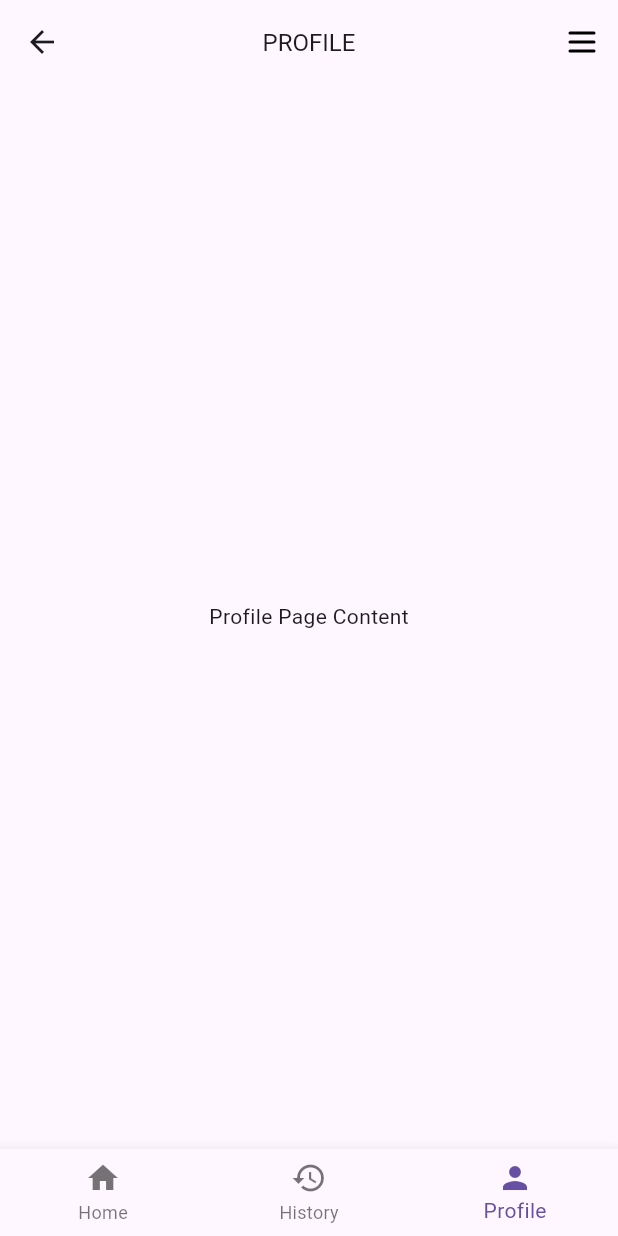
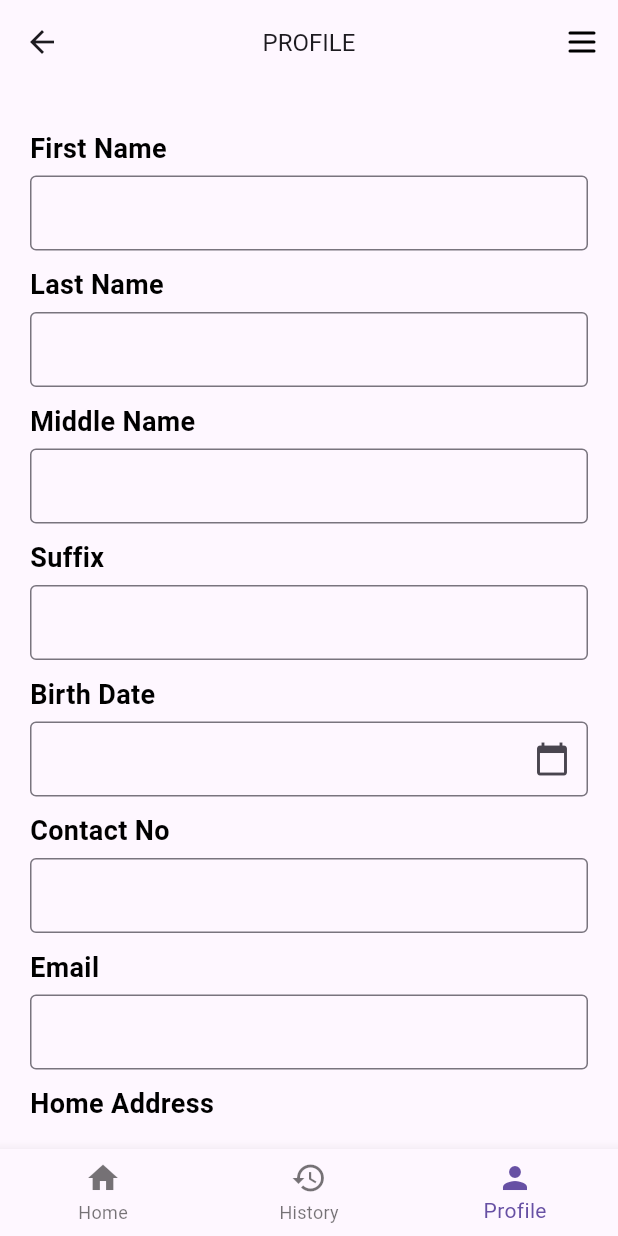
Before and after one commit to ipetersenpai/Donation-Flutter-App, a Flutter app: the screen it shows after launch, swiped to page 3, on a phone screen of 412 x 824 dp. Run offline on Flutter 3.47's test engine with Material 3 defaults, Android fonts, the phone set to English and light mode, and no system bars; our stand-ins replace flutter_svg.

Commit message:
feat:profile page content added

```diff
--- a/lib/pages/donate_page.dart
+++ b/lib/pages/donate_page.dart
@@ -1,6 +1,6 @@
 import 'package:flutter/material.dart';
-import 'package:flutter/services.dart'; // Make sure this import is included
-import 'package:flutter_svg/flutter_svg.dart'; // Import this for SVG images
+import 'package:flutter/services.dart';
+import 'package:flutter_svg/flutter_svg.dart';
 
 class DonatePage extends StatefulWidget {
   final String donationCategory;
@@ -26,8 +26,7 @@ class _DonatePageState extends State<DonatePage> {
         title: const Text(
           'DONATE',
           style: TextStyle(
-            fontSize:
-                16.0, // Adjust this value to make the text smaller or larger
+            fontSize: 16.0,
           ),
         ),
         centerTitle: true,
@@ -43,7 +42,7 @@ class _DonatePageState extends State<DonatePage> {
                 borderRadius: BorderRadius.circular(10.0),
               ),
               child: SizedBox(
-                height: 150, // Adjust this value as needed
+                height: 150,
                 child: Padding(
                   padding: const EdgeInsets.all(16.0),
                   child: Column(
--- a/lib/pages/profile_page.dart
+++ b/lib/pages/profile_page.dart
@@ -1,14 +1,168 @@
 import 'package:flutter/material.dart';
-import 'package:flutter_svg/flutter_svg.dart';
+import 'package:flutter/services.dart';
 
 class ProfilePage extends StatelessWidget {
   const ProfilePage({super.key});
 
   @override
   Widget build(BuildContext context) {
-    return const Scaffold(
-      body: Center(
-        child: Text('Profile Page Content'),
+    return Scaffold(
+      body: Padding(
+        padding: const EdgeInsets.all(20.0),
+        child: ListView(
+          children: [
+            const SizedBox(height: 10.0),
+            _buildTextInputField('First Name'),
+            const SizedBox(height: 10.0),
+            _buildTextInputField('Last Name'),
+            const SizedBox(height: 10.0),
+            _buildTextInputField('Middle Name'),
+            const SizedBox(height: 10.0),
+            _buildTextInputField('Suffix'),
+            const SizedBox(height: 10.0),
+            _buildDateInputField(
+                context, 'Birth Date'), // Birth Date with Date Picker
+            const SizedBox(height: 10.0),
+            _buildTextInputField('Contact No', inputType: TextInputType.phone),
+            const SizedBox(height: 10.0),
+            _buildTextInputField('Email',
+                inputType: TextInputType.emailAddress),
+            const SizedBox(height: 10.0),
+            _buildTextAreaInputField('Home Address'),
+            const SizedBox(height: 20.0), // Space before the button
+            _buildUpdateButton(), // Update button
+          ],
+        ),
+      ),
+    );
+  }
+
+  Widget _buildTextInputField(String label, {TextInputType? inputType}) {
+    return Column(
+      crossAxisAlignment: CrossAxisAlignment.start,
+      children: [
+        Text(
+          label,
+          style: const TextStyle(
+            fontSize: 18,
+            color: Colors.black,
+            fontWeight: FontWeight.bold,
+          ),
+        ),
+        const SizedBox(height: 5.0),
+        SizedBox(
+          height: 50.0, // Height for the TextField
+          child: TextField(
+            keyboardType: inputType ?? TextInputType.text,
+            decoration: const InputDecoration(
+              border: OutlineInputBorder(),
+              focusedBorder: OutlineInputBorder(
+                borderSide: BorderSide(color: Colors.black),
+              ),
+            ),
+            style: const TextStyle(color: Colors.black),
+          ),
+        ),
+      ],
+    );
+  }
+
+  Widget _buildTextAreaInputField(String label) {
+    return Column(
+      crossAxisAlignment: CrossAxisAlignment.start,
+      children: [
+        Text(
+          label,
+          style: const TextStyle(
+            fontSize: 18,
+            color: Colors.black,
+            fontWeight: FontWeight.bold,
+          ),
+        ),
+        const SizedBox(height: 5.0),
+        const TextField(
+          maxLines: 5,
+          keyboardType: TextInputType.multiline,
+          decoration: InputDecoration(
+            border: OutlineInputBorder(),
+            focusedBorder: OutlineInputBorder(
+              borderSide: BorderSide(color: Colors.black),
+            ),
+          ),
+          style: TextStyle(color: Colors.black),
+        ),
+      ],
+    );
+  }
+
+  Widget _buildDateInputField(BuildContext context, String label) {
+    return Column(
+      crossAxisAlignment: CrossAxisAlignment.start,
+      children: [
+        Text(
+          label,
+          style: const TextStyle(
+            fontSize: 18,
+            color: Colors.black,
+            fontWeight: FontWeight.bold,
+          ),
+        ),
+        const SizedBox(height: 5.0),
+        SizedBox(
+          height: 50.0, // Height for the TextField
+          child: TextField(
+            readOnly: true,
+            decoration: const InputDecoration(
+              border: OutlineInputBorder(),
+              focusedBorder: OutlineInputBorder(
+                borderSide: BorderSide(color: Colors.black),
+              ),
+              suffixIcon: Icon(Icons.calendar_today),
+            ),
+            style: const TextStyle(color: Colors.black),
+            onTap: () async {
+              DateTime? pickedDate = await showDatePicker(
+                context: context,
+                initialDate: DateTime.now(),
+                firstDate: DateTime(1900),
+                lastDate: DateTime(2100),
+              );
+              if (pickedDate != null) {
+                // Format and set the selected date in the TextField
+                String formattedDate =
+                    "${pickedDate.day}-${pickedDate.month}-${pickedDate.year}";
+                // Use a TextEditingController to set the value
+                TextEditingController().text = formattedDate;
+              }
+            },
+          ),
+        ),
+      ],
+    );
+  }
+
+  Widget _buildUpdateButton() {
+    return SizedBox(
+      width: double.infinity, // Full width of the screen
+      child: ElevatedButton(
+        style: ElevatedButton.styleFrom(
+          padding: const EdgeInsets.symmetric(vertical: 16.0),
+          backgroundColor: Colors.blue, // Button color
+          shape: RoundedRectangleBorder(
+            borderRadius: BorderRadius.circular(100.0), // Fully rounded corners
+          ),
+        ),
+        onPressed: () {
+          // Handle update logic here
+        },
+        child: const Text(
+          'UPDATE',
+          style: TextStyle(
+            fontSize: 18.0,
+            color: Colors.white,
+            fontWeight: FontWeight.bold,
+          ),
+        ),
       ),
     );
   }
```
